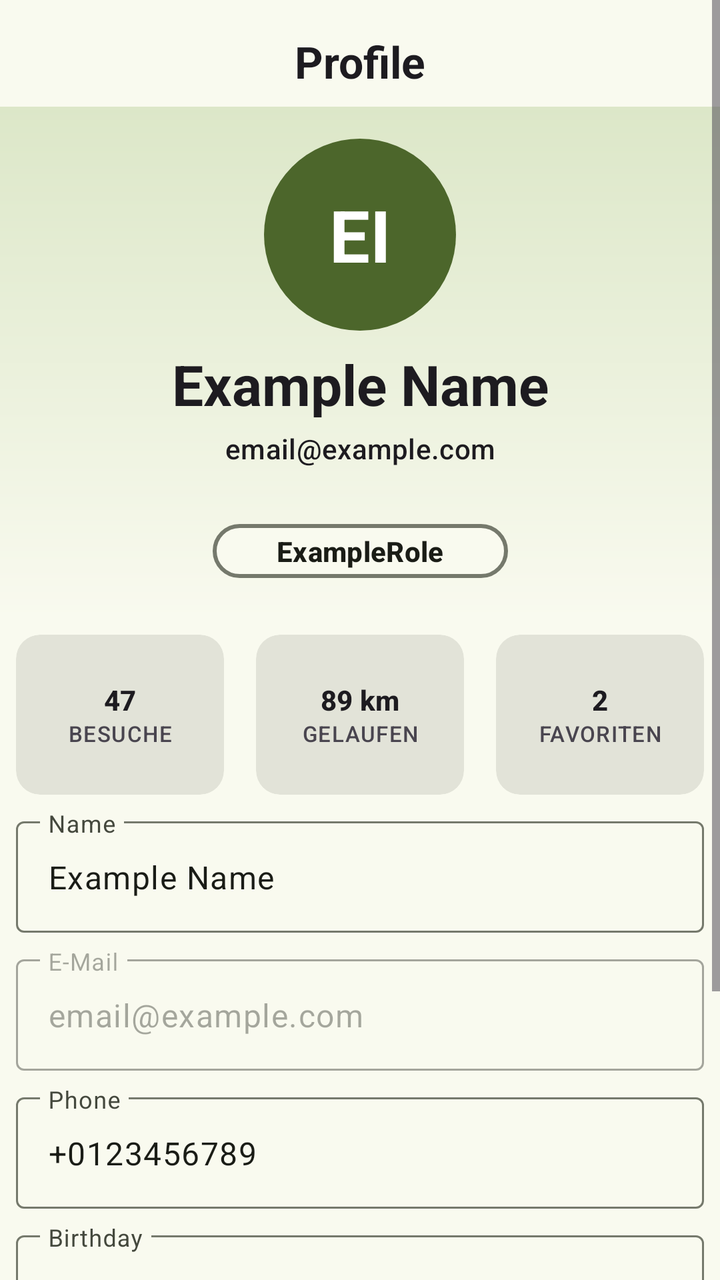
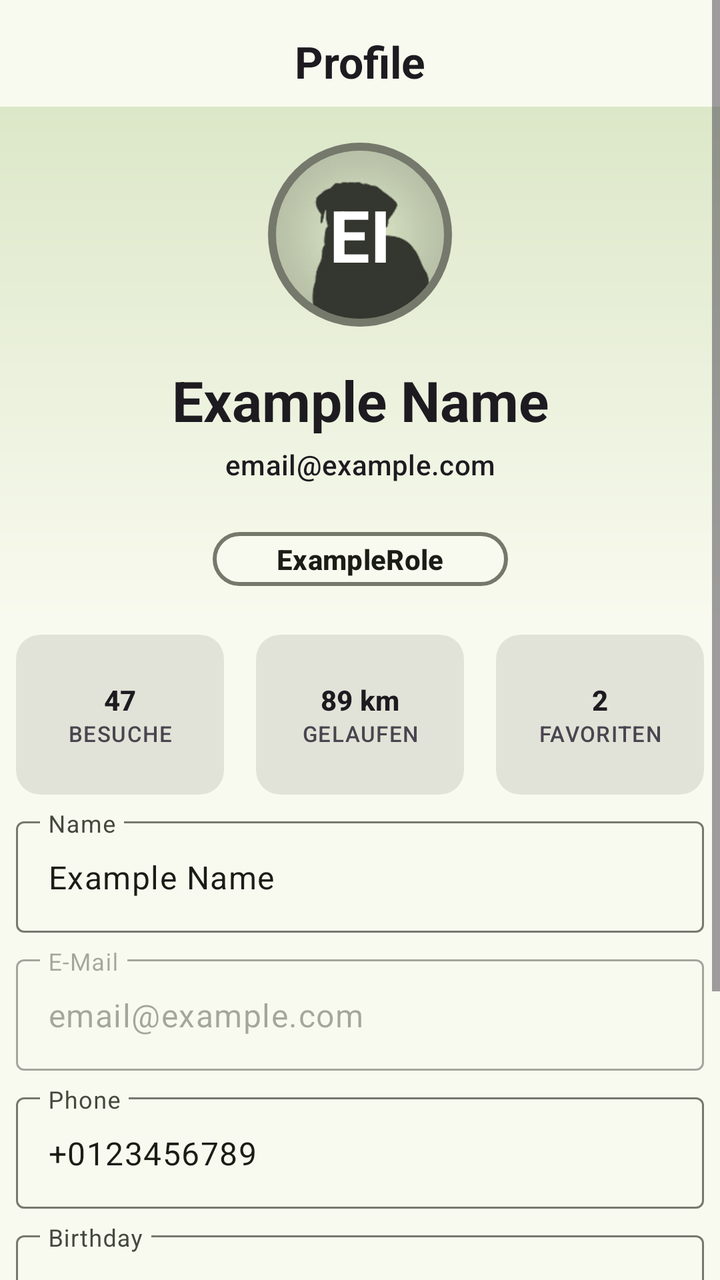

Two renders of the same Android screen: before a commit and after it. Below are the layout's source before the change and the commit's diff.
<!-- AndroidManifest.xml: application theme AppTheme -->
<!-- res/layout/fragment_profile.xml -->
<?xml version="1.0" encoding="utf-8"?>
<androidx.constraintlayout.widget.ConstraintLayout xmlns:android="http://schemas.android.com/apk/res/android"
    xmlns:app="http://schemas.android.com/apk/res-auto"
    xmlns:tools="http://schemas.android.com/tools"
    android:id="@+id/profileLayout"
    android:layout_width="match_parent"
    android:layout_height="match_parent"
    tools:context=".user.presentation.ProfileFragment">

    <ScrollView
        android:layout_width="match_parent"
        android:layout_height="match_parent"
        app:layout_constraintBottom_toBottomOf="parent"
        app:layout_constraintEnd_toEndOf="parent"
        app:layout_constraintStart_toStartOf="parent"
        app:layout_constraintTop_toTopOf="parent">

        <LinearLayout
            android:layout_width="match_parent"
            android:layout_height="wrap_content"
            android:orientation="vertical"
            android:paddingTop="16dp"
            android:paddingBottom="16dp">

            <TextView
                android:id="@+id/profileCaption"
                style="@style/TextAppearance.Material3.TitleLarge.Emphasized"
                android:layout_width="match_parent"
                android:layout_height="wrap_content"
                android:layout_gravity="center"
                android:layout_marginStart="8dp"
                android:layout_marginEnd="8dp"
                android:layout_marginBottom="8dp"
                android:text="@string/profile_caption"
                android:textAlignment="center" />

            <androidx.constraintlayout.widget.ConstraintLayout
                android:id="@+id/relativeLayout"
                android:layout_width="match_parent"
                android:layout_height="256dp"
                android:background="@drawable/profile_gradient">

                <TextView
                    android:id="@+id/initialsText"
                    style="@style/TextAppearance.Material3.DisplaySmall.Emphasized"
                    android:layout_width="96dp"
                    android:layout_height="96dp"
                    android:layout_marginTop="16dp"
                    android:background="@drawable/circleshape"
                    android:gravity="center"
                    android:text="@string/profile_initial_text"
                    android:textColor="@color/md_theme_onPrimary"
                    app:layout_constraintEnd_toEndOf="parent"
                    app:layout_constraintStart_toStartOf="parent"
                    app:layout_constraintTop_toTopOf="parent" />

                <TextView
                    android:id="@+id/nameText"
                    style="@style/TextAppearance.Material3.HeadlineMedium.Emphasized"
                    android:layout_width="wrap_content"
                    android:layout_height="0dp"
                    android:layout_marginTop="8dp"
                    android:gravity="center"
                    android:text="@string/profile_name_text"
                    android:textStyle="bold"
                    app:layout_constraintEnd_toEndOf="parent"
                    app:layout_constraintStart_toStartOf="parent"
                    app:layout_constraintTop_toBottomOf="@+id/initialsText" />

                <TextView
                    android:id="@+id/emailText"
                    style="@style/TextAppearance.Material3.LabelLarge"
                    android:layout_width="wrap_content"
                    android:layout_height="wrap_content"
                    android:layout_marginTop="4dp"
                    android:gravity="center"
                    android:text="@string/profile_email_text"
                    app:layout_constraintEnd_toEndOf="parent"
                    app:layout_constraintStart_toStartOf="parent"
                    app:layout_constraintTop_toBottomOf="@+id/nameText" />

                <TextView
                    android:id="@+id/roleBadge"
                    style="@style/TextAppearance.Material3.LabelLarge.Emphasized"
                    android:layout_width="wrap_content"
                    android:layout_height="wrap_content"
                    android:layout_marginTop="8dp"
                    android:background="@drawable/borderpillshape"
                    android:gravity="center"
                    android:text="@string/profile_role_example"
                    android:textColor="@color/md_theme_onBackground"
                    app:layout_constraintBottom_toBottomOf="parent"
                    app:layout_constraintEnd_toEndOf="parent"
                    app:layout_constraintStart_toStartOf="parent"
                    app:layout_constraintTop_toBottomOf="@+id/emailText" />

            </androidx.constraintlayout.widget.ConstraintLayout>

            <LinearLayout
                android:layout_width="match_parent"
                android:layout_height="96dp"
                android:orientation="horizontal">

                <com.google.android.material.card.MaterialCardView
                    android:id="@+id/visitCard"
                    style="@style/Widget.Material3.CardView.Filled"
                    android:layout_width="match_parent"
                    android:layout_height="match_parent"
                    android:layout_margin="8dp"
                    android:layout_weight="1">

                    

                    <LinearLayout
                        android:id="@+id/visitCardLayout"
                        android:layout_width="match_parent"
                        android:layout_height="match_parent"
                        android:gravity="center"
                        android:orientation="vertical">

                        <TextView
                            android:id="@+id/visitCardValue"
                            style="@style/TextAppearance.Material3.LabelLarge.Emphasized"
                            android:layout_width="match_parent"
                            android:layout_height="wrap_content"
                            android:text="@string/profile_visit_value"
                            android:textAlignment="center" />

                        <TextView
                            android:id="@+id/visitCardLabel"
                            style="@style/TextAppearance.Material3.LabelSmall"
                            android:layout_width="match_parent"
                            android:layout_height="wrap_content"
                            android:text="@string/profile_visit_label"
                            android:textAlignment="center"
                            android:textAllCaps="true" />

                    </LinearLayout>

                </com.google.android.material.card.MaterialCardView>

                <com.google.android.material.card.MaterialCardView
                    android:id="@+id/distanceCard"
                    style="@style/Widget.Material3.CardView.Filled"
                    android:layout_width="match_parent"
                    android:layout_height="match_parent"
                    android:layout_margin="8dp"
                    android:layout_weight="1">

                    

                    <LinearLayout
                        android:id="@+id/distanceCardLayout"
                        android:layout_width="match_parent"
                        android:layout_height="match_parent"
                        android:gravity="center"
                        android:orientation="vertical">

                        <TextView
                            android:id="@+id/distanceCardValue"
                            style="@style/TextAppearance.Material3.LabelLarge.Emphasized"
                            android:layout_width="match_parent"
                            android:layout_height="wrap_content"
                            android:text="@string/profile_distance_value"
                            android:textAlignment="center" />

                        <TextView
                            android:id="@+id/distanceCardLabel"
                            style="@style/TextAppearance.Material3.LabelSmall"
                            android:layout_width="match_parent"
                            android:layout_height="wrap_content"
                            android:text="@string/profile_distance_label"
                            android:textAlignment="center"
                            android:textAllCaps="true" />

                    </LinearLayout>

                </com.google.android.material.card.MaterialCardView>

                <com.google.android.material.card.MaterialCardView
                    android:id="@+id/favCard"
                    style="@style/Widget.Material3.CardView.Filled"
                    android:layout_width="match_parent"
                    android:layout_height="match_parent"
                    android:layout_margin="8dp"
                    android:layout_weight="1">

                    

                    <LinearLayout
                        android:id="@+id/favCardLayout"
                        android:layout_width="match_parent"
                        android:layout_height="match_parent"
                        android:gravity="center"
                        android:orientation="vertical">

                        <TextView
                            android:id="@+id/favCardValue"
                            style="@style/TextAppearance.Material3.LabelLarge.Emphasized"
                            android:layout_width="match_parent"
                            android:layout_height="wrap_content"
                            android:text="@string/profile_fav_value"
                            android:textAlignment="center" />

                        <TextView
                            android:id="@+id/favCardLabel"
                            style="@style/TextAppearance.Material3.LabelSmall"
                            android:layout_width="match_parent"
                            android:layout_height="wrap_content"
                            android:text="@string/profile_fav_label"
                            android:textAlignment="center"
                            android:textAllCaps="true" />

                    </LinearLayout>

                </com.google.android.material.card.MaterialCardView>
            </LinearLayout>

            <com.google.android.material.textfield.TextInputLayout
                android:layout_width="match_parent"
                android:layout_height="wrap_content"
                android:layout_marginStart="8dp"
                android:layout_marginEnd="8dp"
                android:layout_marginBottom="8dp"
                android:enabled="true"
                android:hint="@string/profile_name_label">

                <com.google.android.material.textfield.TextInputEditText
                    android:id="@+id/nameInput"
                    android:layout_width="match_parent"
                    android:layout_height="wrap_content"
                    android:text="@string/profile_name_value" />

            </com.google.android.material.textfield.TextInputLayout>

            <com.google.android.material.textfield.TextInputLayout
                android:layout_width="match_parent"
                android:layout_height="wrap_content"
                android:layout_marginStart="8dp"
                android:layout_marginEnd="8dp"
                android:layout_marginBottom="8dp"
                android:enabled="false"
                android:hint="@string/profile_email_label">

                <com.google.android.material.textfield.TextInputEditText
                    android:id="@+id/emailInput"
                    android:layout_width="match_parent"
                    android:layout_height="wrap_content"
                    android:enabled="false"
                    android:text="@string/profile_email_value" />

            </com.google.android.material.textfield.TextInputLayout>

            <com.google.android.material.textfield.TextInputLayout
                android:layout_width="match_parent"
                android:layout_height="wrap_content"
                android:layout_marginStart="8dp"
                android:layout_marginEnd="8dp"
                android:layout_marginBottom="8dp"
                android:enabled="true"
                android:hint="@string/profile_phone_label">

                <com.google.android.material.textfield.TextInputEditText
                    android:id="@+id/phoneInput"
                    android:layout_width="match_parent"
                    android:layout_height="wrap_content"
                    android:enabled="true"
                    android:text="@string/profile_phone_value" />

            </com.google.android.material.textfield.TextInputLayout>

            <com.google.android.material.textfield.TextInputLayout
                android:layout_width="match_parent"
                android:layout_height="wrap_content"
                android:layout_marginStart="8dp"
                android:layout_marginEnd="8dp"
                android:layout_marginBottom="8dp"
                android:enabled="true"
                android:hint="@string/profile_birthbay_label">

                <com.google.android.material.textfield.TextInputEditText
                    android:id="@+id/birthdayInput"
                    android:layout_width="match_parent"
                    android:layout_height="wrap_content"
                    android:clickable="true"
                    android:cursorVisible="false"
                    android:enabled="true"
                    android:focusable="false"
                    android:inputType="none"
                    android:text="@string/profile_birthday_value" />

            </com.google.android.material.textfield.TextInputLayout>

            <com.google.android.material.textfield.TextInputLayout
                android:layout_width="match_parent"
                android:layout_height="wrap_content"
                android:layout_marginStart="8dp"
                android:layout_marginEnd="8dp"
                android:layout_marginBottom="8dp"
                android:enabled="false"
                android:hint="@string/profile_volunteer_label">

                <com.google.android.material.textfield.TextInputEditText
                    android:id="@+id/volunteerSinceInput"
                    android:layout_width="match_parent"
                    android:layout_height="wrap_content"
                    android:clickable="true"
                    android:cursorVisible="false"
                    android:enabled="true"
                    android:focusable="false"
                    android:inputType="none"
                    android:text="@string/profile_volunteer_value" />

            </com.google.android.material.textfield.TextInputLayout>

            <LinearLayout
                android:layout_width="match_parent"
                android:layout_height="wrap_content"
                android:layout_marginStart="8dp"
                android:layout_marginEnd="8dp"
                android:orientation="horizontal">

                <com.google.android.material.button.MaterialButton
                    android:id="@+id/logoutButton"
                    style="@style/Widget.Material3.Button.IconButton.Filled.Tonal"
                    android:layout_width="wrap_content"
                    android:layout_height="wrap_content"
                    android:icon="@drawable/ic_action_logout"
                    android:padding="16dp"
                    android:text="@string/profile_logoutButton_desc"
                    app:icon="@drawable/ic_action_logout"
                    app:iconPadding="8dp" />

                <Space
                    android:layout_width="0dp"
                    android:layout_height="match_parent"
                    android:layout_weight="1" />

                <Button
                    android:id="@+id/editButton"
                    android:layout_width="128dp"
                    android:layout_height="wrap_content"
                    android:padding="16dp"
                    android:text="@string/profile_saveButton_label" />

            </LinearLayout>

        </LinearLayout>
    </ScrollView>

</androidx.constraintlayout.widget.ConstraintLayout>
<!-- resources referenced by this layout -->
<resources>
  <color name="md_theme_onBackground">#1A1C16</color>
  <color name="md_theme_onPrimary">#FFFFFF</color>
  <!-- drawable circleshape (drawable) -->
  <?xml version="1.0" encoding="utf-8"?>
  <shape xmlns:android="http://schemas.android.com/apk/res/android">
  
      <solid android:color="@color/md_theme_primary" />
  
      <corners android:radius="64dp" />
  
  </shape>
  <string name="profile_birthbay_label">Birthday</string>
  <string name="profile_caption">Profile</string>
  <string name="profile_distance_label">Gelaufen</string>
  <string name="profile_distance_value">89 km</string>
  <string name="profile_email_label">E-Mail</string>
  <string name="profile_email_text">email@example.com</string>
  <string name="profile_email_value">email@example.com</string>
  <string name="profile_fav_label">Favoriten</string>
  <string name="profile_fav_value">2</string>
  <string name="profile_initial_text">EI</string>
  <string name="profile_logoutButton_desc">Logout</string>
  <string name="profile_name_label">Name</string>
  <string name="profile_name_text">Example Name</string>
  <string name="profile_name_value">Example Name</string>
  <string name="profile_phone_label">Phone</string>
  <string name="profile_phone_value">+0123456789</string>
  <string name="profile_role_example">ExampleRole</string>
  <string name="profile_saveButton_label">Save</string>
  <string name="profile_visit_label">Besuche</string>
  <string name="profile_visit_value">47</string>
  <color name="md_theme_background">#F9FAEF</color>
  <color name="md_theme_outline">#75796C</color>
  <color name="md_theme_primary">#4C662B</color>
  <color name="md_theme_secondaryContainer">#DCE7C8</color>
  <color name="md_theme_primaryContainer">#CDEDA3</color>
  <color name="md_theme_onPrimaryContainer">#354E16</color>
  <color name="md_theme_secondary">#586249</color>
  <color name="md_theme_onSecondary">#FFFFFF</color>
  <color name="md_theme_onSecondaryContainer">#404A33</color>
  <color name="md_theme_tertiary">#386663</color>
  <color name="md_theme_onTertiary">#FFFFFF</color>
  <color name="md_theme_tertiaryContainer">#BCECE7</color>
  <color name="md_theme_onTertiaryContainer">#1F4E4B</color>
  <color name="md_theme_error">#BA1A1A</color>
  <color name="md_theme_onError">#FFFFFF</color>
  <color name="md_theme_errorContainer">#FFDAD6</color>
  <color name="md_theme_onErrorContainer">#93000A</color>
  <color name="md_theme_surface">#F9FAEF</color>
  <color name="md_theme_onSurface">#1A1C16</color>
  <color name="md_theme_surfaceVariant">#E1E4D5</color>
  <color name="md_theme_onSurfaceVariant">#44483D</color>
  <color name="md_theme_outlineVariant">#C5C8BA</color>
  <color name="md_theme_inverseSurface">#2F312A</color>
  <color name="md_theme_inverseOnSurface">#F1F2E6</color>
  <color name="md_theme_inversePrimary">#B1D18A</color>
  <color name="md_theme_primaryFixed">#CDEDA3</color>
  <color name="md_theme_onPrimaryFixed">#102000</color>
  <color name="md_theme_primaryFixedDim">#B1D18A</color>
  <color name="md_theme_onPrimaryFixedVariant">#354E16</color>
  <color name="md_theme_secondaryFixed">#DCE7C8</color>
  <color name="md_theme_onSecondaryFixed">#151E0B</color>
  <color name="md_theme_secondaryFixedDim">#BFCBAD</color>
  <color name="md_theme_tertiaryFixed">#BCECE7</color>
  <color name="md_theme_onTertiaryFixed">#00201E</color>
  <color name="md_theme_tertiaryFixedDim">#A0D0CB</color>
  <color name="md_theme_onTertiaryFixedVariant">#1F4E4B</color>
  <color name="md_theme_surfaceDim">#DADBD0</color>
  <color name="md_theme_surfaceBright">#F9FAEF</color>
  <color name="md_theme_surfaceContainerLowest">#FFFFFF</color>
  <color name="md_theme_surfaceContainerLow">#F3F4E9</color>
  <color name="md_theme_surfaceContainer">#EEEFE3</color>
  <color name="md_theme_surfaceContainerHigh">#E8E9DE</color>
  <color name="md_theme_surfaceContainerHighest">#E2E3D8</color>
  <!-- unchanged entries left out for length: 12 -->
</resources>

<!-- the commit's change to res/layout/fragment_profile.xml (unified diff, before → after) -->
@@ -40,32 +40,59 @@
                 android:layout_height="256dp"
                 android:background="@drawable/profile_gradient">
 
-                <TextView
-                    android:id="@+id/initialsText"
-                    style="@style/TextAppearance.Material3.DisplaySmall.Emphasized"
+                <androidx.constraintlayout.widget.ConstraintLayout
+                    android:id="@+id/initialsLayout"
                     android:layout_width="96dp"
                     android:layout_height="96dp"
                     android:layout_marginTop="16dp"
-                    android:background="@drawable/circleshape"
-                    android:gravity="center"
-                    android:text="@string/profile_initial_text"
-                    android:textColor="@color/md_theme_onPrimary"
                     app:layout_constraintEnd_toEndOf="parent"
                     app:layout_constraintStart_toStartOf="parent"
-                    app:layout_constraintTop_toTopOf="parent" />
+                    app:layout_constraintTop_toTopOf="parent">
+
+                    <com.google.android.material.imageview.ShapeableImageView
+                        android:id="@+id/initialsImage"
+                        android:layout_width="wrap_content"
+                        android:layout_height="wrap_content"
+                        android:contentDescription="@string/profile_initial_text"
+                        android:padding="4dp"
+                        android:scaleType="centerCrop"
+                        android:src="@drawable/dog_placeholder"
+                        app:layout_constraintBottom_toBottomOf="parent"
+                        app:layout_constraintEnd_toEndOf="parent"
+                        app:layout_constraintStart_toStartOf="parent"
+                        app:layout_constraintTop_toTopOf="parent"
+                        app:shapeAppearanceOverlay="@style/ShapeAppearance.Round50Percent"
+                        app:strokeColor="@color/md_theme_outline"
+                        app:strokeWidth="4dp"
+                        app:tint="@color/md_theme_onSecondaryVariant"
+                        app:tintMode="multiply" />
+
+                    <TextView
+                        android:id="@+id/initialsText"
+                        style="@style/TextAppearance.Material3.DisplaySmall.Emphasized"
+                        android:layout_width="0dp"
+                        android:layout_height="0dp"
+                        android:gravity="center"
+                        android:text="@string/profile_initial_text"
+                        android:textColor="@color/md_theme_onSecondary"
+                        app:layout_constraintBottom_toBottomOf="parent"
+                        app:layout_constraintEnd_toEndOf="parent"
+                        app:layout_constraintStart_toStartOf="parent"
+                        app:layout_constraintTop_toTopOf="parent" />
+                </androidx.constraintlayout.widget.ConstraintLayout>
 
                 <TextView
                     android:id="@+id/nameText"
                     style="@style/TextAppearance.Material3.HeadlineMedium.Emphasized"
                     android:layout_width="wrap_content"
                     android:layout_height="0dp"
-                    android:layout_marginTop="8dp"
+                    android:layout_marginTop="16dp"
                     android:gravity="center"
                     android:text="@string/profile_name_text"
                     android:textStyle="bold"
                     app:layout_constraintEnd_toEndOf="parent"
                     app:layout_constraintStart_toStartOf="parent"
-                    app:layout_constraintTop_toBottomOf="@+id/initialsText" />
+                    app:layout_constraintTop_toBottomOf="@+id/initialsLayout" />
 
                 <TextView
                     android:id="@+id/emailText"
<!-- resource entries referenced after the edit -->
@@ -2,15 +2,6 @@
 <resources>
   <color name="md_theme_onBackground">#1A1C16</color>
   <color name="md_theme_onPrimary">#FFFFFF</color>
-  <!-- drawable circleshape (drawable) -->
-  <?xml version="1.0" encoding="utf-8"?>
-  <shape xmlns:android="http://schemas.android.com/apk/res/android">
-  
-      <solid android:color="@color/md_theme_primary" />
-  
-      <corners android:radius="64dp" />
-  
-  </shape>
   <string name="profile_birthbay_label">Birthday</string>
   <string name="profile_caption">Profile</string>
   <string name="profile_distance_label">Gelaufen</string>
@@ -31,14 +22,20 @@
   <string name="profile_saveButton_label">Save</string>
   <string name="profile_visit_label">Besuche</string>
   <string name="profile_visit_value">47</string>
+  <style name="ShapeAppearance.Round50Percent" parent="ShapeAppearance.Material3.SmallComponent">
+          <item name="cornerFamily">rounded</item>
+          <item name="cornerSize">50%</item>
+      </style>
   <color name="md_theme_background">#F9FAEF</color>
   <color name="md_theme_outline">#75796C</color>
+  <!-- drawable dog_placeholder: jpg bitmap (drawable, 2179 bytes) -->
   <color name="md_theme_primary">#4C662B</color>
   <color name="md_theme_secondaryContainer">#DCE7C8</color>
   <color name="md_theme_primaryContainer">#CDEDA3</color>
   <color name="md_theme_onPrimaryContainer">#354E16</color>
   <color name="md_theme_secondary">#586249</color>
   <color name="md_theme_onSecondary">#FFFFFF</color>
+  <color name="md_theme_onSecondaryVariant">#DCE7C8</color>
   <color name="md_theme_onSecondaryContainer">#404A33</color>
   <color name="md_theme_tertiary">#386663</color>
   <color name="md_theme_onTertiary">#FFFFFF</color>
